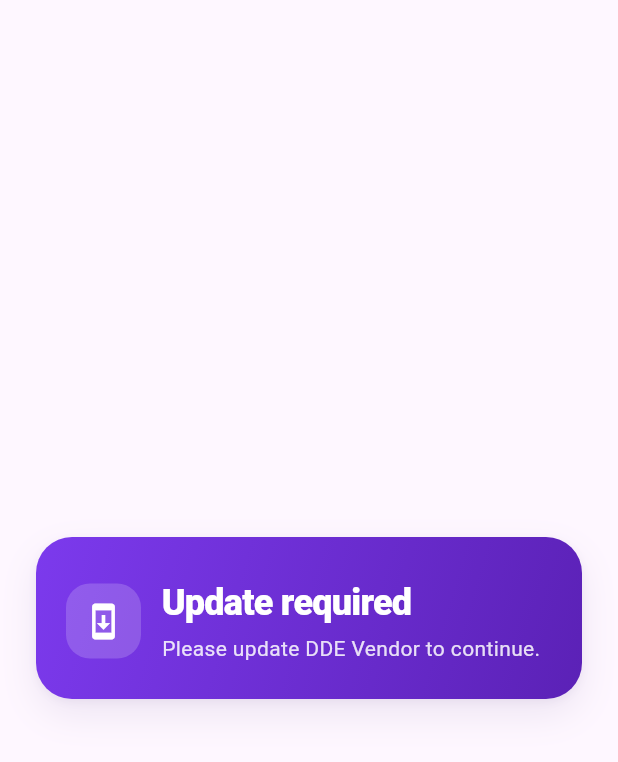
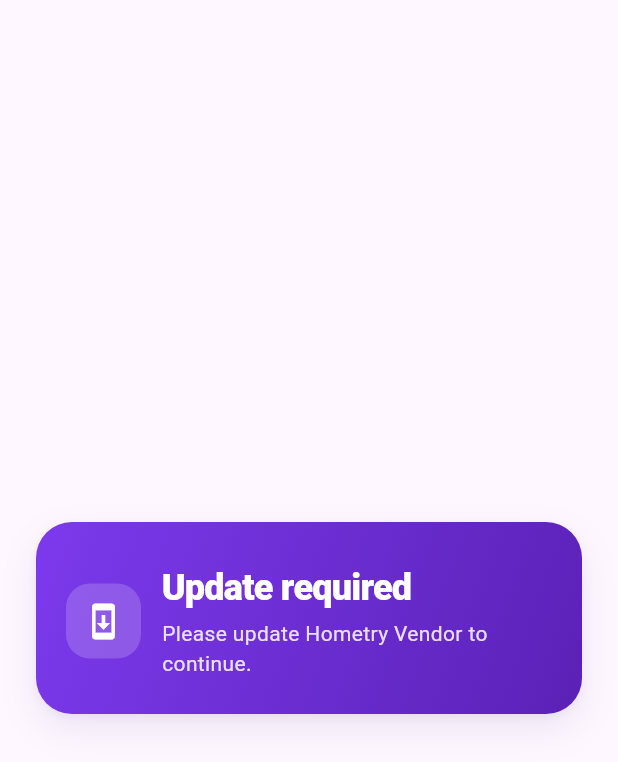
Before and after one commit to ddlist/DDE-MART-Vendor-app, a Flutter app: the UpdateScreen screen opened by its route, on a phone screen of 412 x 824 dp. Shown: the top 762 px of the screen. Run offline on Flutter 3.47's test engine with Material 3 defaults, Android fonts, the phone set to English and light mode, and no system bars; our stand-ins replace dio, firebase_core, firebase_messaging, flutter_local_notifications, flutter_riverpod, flutter_secure_storage and 5 more; accounts and stored records are empty; network calls fail.

Commit message:
hometry rebrand + live API default + release signing

```diff
--- a/lib/core/config.dart
+++ b/lib/core/config.dart
@@ -3,11 +3,11 @@
 class AppConfig {
   static const apiBaseUrl = String.fromEnvironment(
     'API_BASE_URL',
-    defaultValue: 'http://dde-mart-admin.test/api/v1',
+    defaultValue: 'https://admin.hometry.in/api/v1',
   );
 
   /// Audience checked against GET /app-config min_versions.
   static const audience = 'vendor';
 
-  static const appName = 'DDE Vendor';
+  static const appName = 'Hometry Vendor';
 }
--- a/lib/core/permissions.dart
+++ b/lib/core/permissions.dart
@@ -58,7 +58,7 @@
         builder: (context) => AlertDialog(
           title: Text('${_cap(permission.label)} disabled'),
           content: Text(
-            'DDE Vendor needs ${permission.label} access for this feature. '
+            'Hometry Vendor needs ${permission.label} access for this feature. '
             'Open settings to allow it.',
           ),
           actions: [
--- a/lib/core/push.dart
+++ b/lib/core/push.dart
@@ -64,7 +64,7 @@
 
     const channel = AndroidNotificationChannel(
       'dde_vendor',
-      'DDE Vendor updates',
+      'Hometry Vendor updates',
       importance: Importance.high,
     );
     final local = FlutterLocalNotificationsPlugin();
--- a/lib/main.dart
+++ b/lib/main.dart
@@ -21,7 +21,7 @@
     ref.watch(pushSyncProvider);
 
     return MaterialApp.router(
-      title: 'DDE Vendor',
+      title: 'Hometry Vendor',
       debugShowCheckedModeBanner: false,
       theme: DdeVendorTheme.light(),
       darkTheme: DdeVendorTheme.dark(),
--- a/lib/router.dart
+++ b/lib/router.dart
@@ -215,7 +215,7 @@
               children: [
                 const GradientHeader(
                   title: 'Under maintenance',
-                  subtitle: 'DDE-Mart is down for a quick tune-up.',
+                  subtitle: 'Hometry is down for a quick tune-up.',
                   icon: Icons.construction_outlined,
                 ),
                 const SizedBox(height: 16),
@@ -247,7 +247,7 @@
               children: [
                 GradientHeader(
                   title: 'Update required',
-                  subtitle: 'Please update DDE Vendor to continue.',
+                  subtitle: 'Please update Hometry Vendor to continue.',
                   icon: Icons.system_update_outlined,
                 ),
               ],
```
Also changed, not shown: 5 other files.
